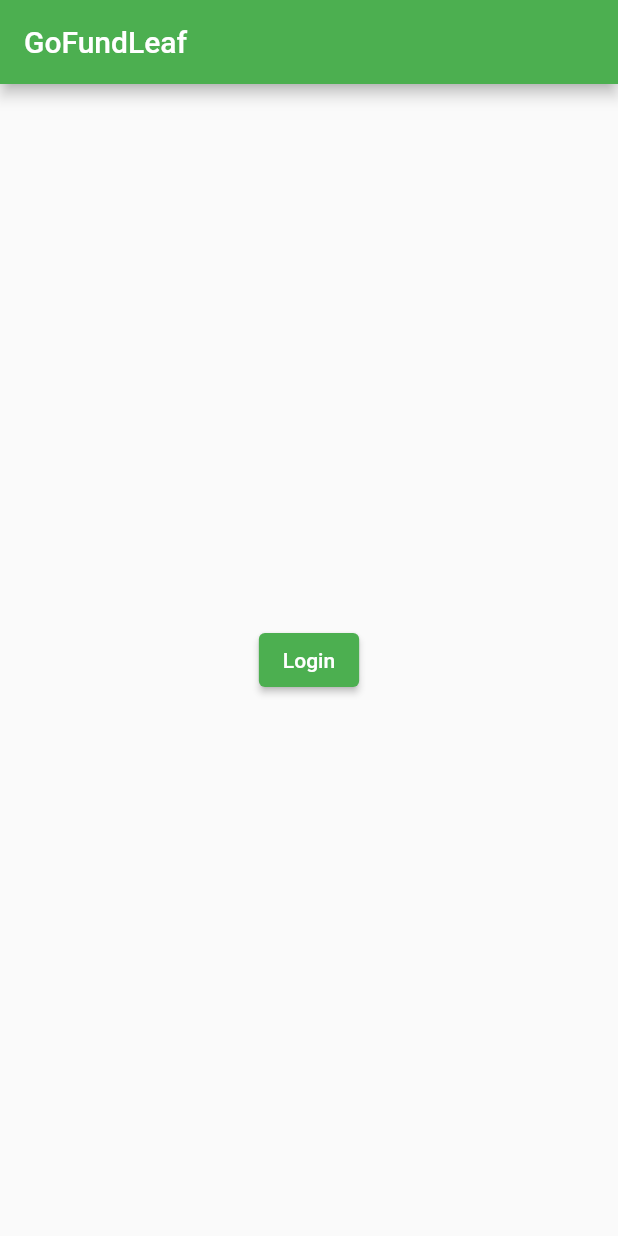
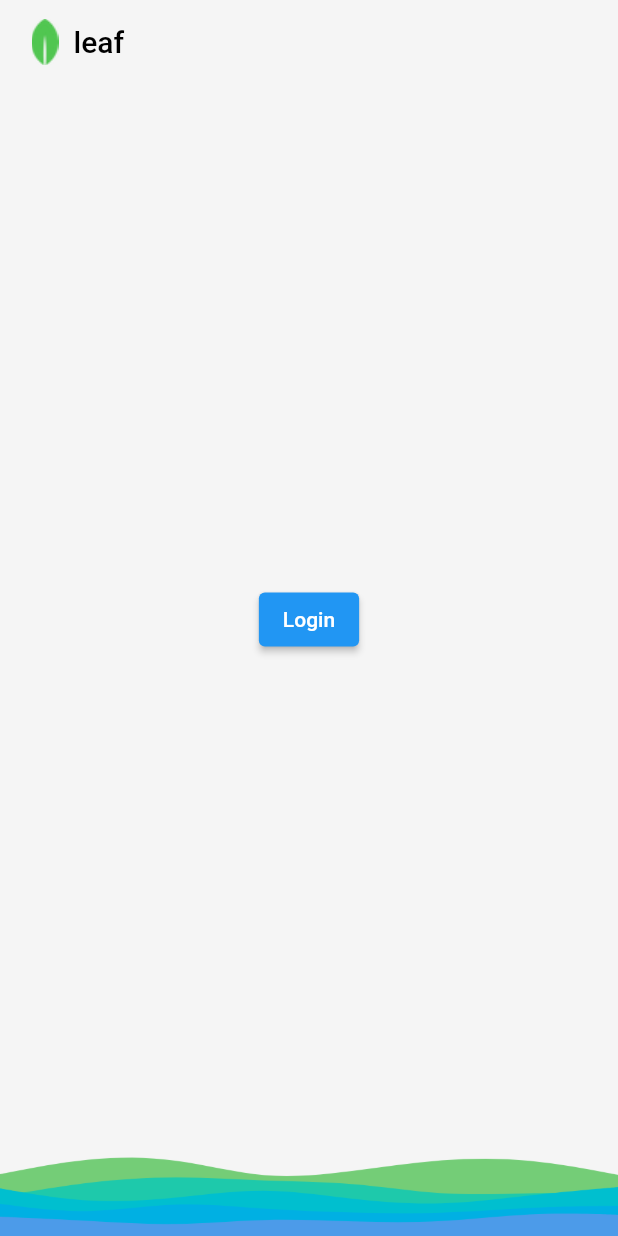
Before and after one commit to aldotestino/GoFundLeaf, a Flutter app: the screen it shows after launch, on a phone screen of 412 x 824 dp. Run offline on Flutter 3.47's test engine with Material 2 defaults, Android fonts, the phone set to English and light mode, and no system bars; our stand-ins replace google_sign_in; accounts and stored records are empty.

Commit message:
aggiunta immagini

```diff
--- a/frontend/lib/main.dart
+++ b/frontend/lib/main.dart
@@ -15,7 +15,11 @@ class App extends StatelessWidget {
       debugShowCheckedModeBanner: false,
       title: 'Flutter Demo',
       theme: ThemeData(
-        primarySwatch: Colors.green,
+        scaffoldBackgroundColor: const Color.fromARGB(255, 245, 245, 245),
+        appBarTheme: const AppBarTheme(
+            backgroundColor: Color.fromARGB(255, 245, 245, 245),
+            shadowColor: Colors.transparent,
+            foregroundColor: Colors.black),
       ),
       home: const Home(),
     );
--- a/frontend/lib/screens/home.dart
+++ b/frontend/lib/screens/home.dart
@@ -16,8 +16,23 @@ class _HomeState extends State<Home> {
   @override
   Widget build(BuildContext context) {
     return Scaffold(
-      appBar: AppBar(title: const Text('GoFundLeaf')),
-      body: Center(
+      appBar: AppBar(
+        title: Padding(
+          padding: const EdgeInsets.all(5),
+          child: Row(
+            children: [
+              Image.asset('assets/images/small.png'),
+              const SizedBox(width: 10),
+              const Text('leaf')
+            ],
+          ),
+        ),
+      ),
+      body: Column(
+        mainAxisAlignment: MainAxisAlignment.spaceBetween,
+        children: [
+          const SizedBox(),
+          Center(
             child: _loading
                 ? const CupertinoActivityIndicator()
                 : ElevatedButton(
@@ -41,6 +56,9 @@ class _HomeState extends State<Home> {
                     },
                   ),
           ),
+          Image.asset('assets/images/waves.png'),
+        ],
+      ),
     );
   }
 }
--- a/frontend/pubspec.yaml
+++ b/frontend/pubspec.yaml
@@ -61,8 +61,8 @@ flutter:
   uses-material-design: true
 
   # To add assets to your application, add an assets section, like this:
-  # assets:
-  #   - images/a_dot_burr.jpeg
+  assets:
+    - assets/images/
   #   - images/a_dot_ham.jpeg
 
   # An image asset can refer to one or more resolution-specific "variants", see
```
Also changed, not shown: frontend/lib/screens/profile.dart (+50 -32 lines), frontend/assets/images/small.png (added), frontend/assets/images/waves.png (added). Lines whose indentation alone changed are shown as unchanged.
